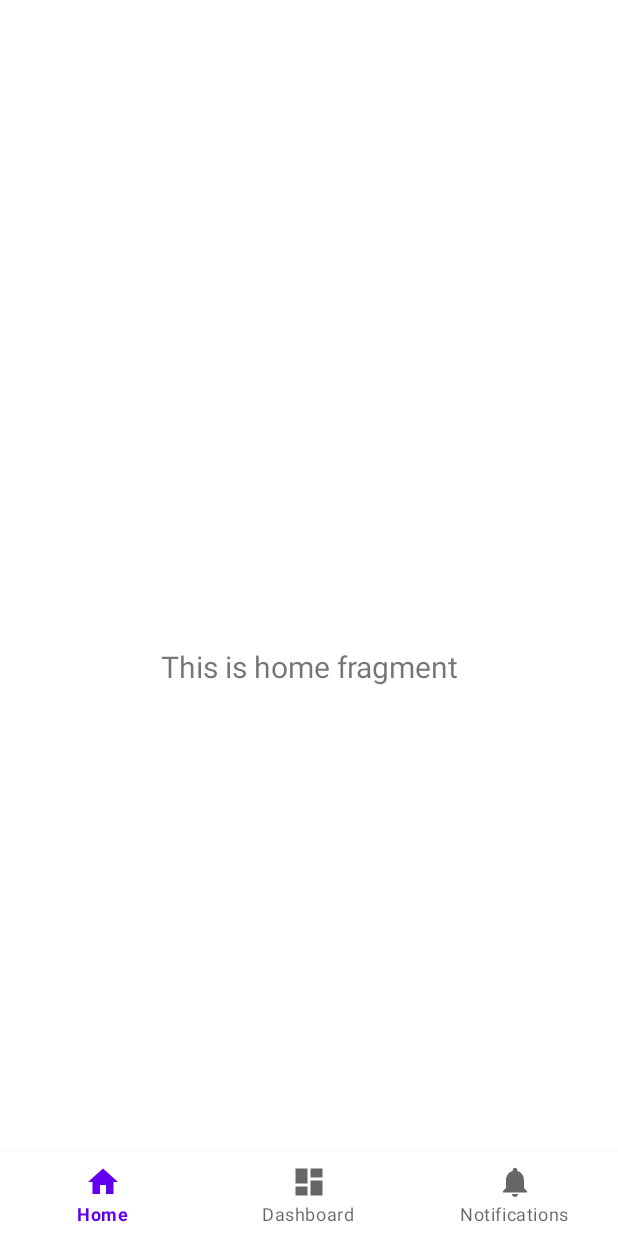
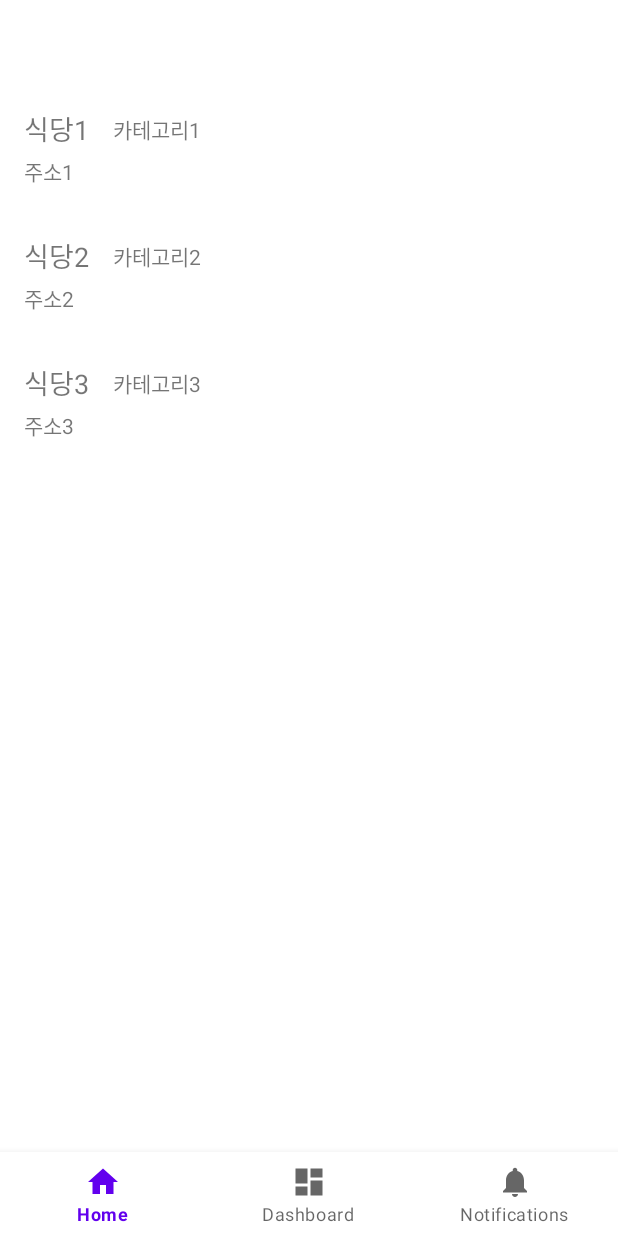
Before and after one commit to easter1000/flowcamp1, an Android app: the screen it shows after launch (MainActivity), on a phone screen of 412 x 824 dp. Run offline under Robolectric (Android 15) with nearby library versions, the phone set to English and light mode, and no system bars; our stand-ins replace navigation-ui.

Commit message:
feat: display dummy data list in HomeFragment

```diff
--- a/app/build.gradle.kts
+++ b/app/build.gradle.kts
@@ -43,6 +43,7 @@ dependencies {
     implementation(libs.lifecycle.viewmodel.ktx)
     implementation(libs.navigation.fragment)
     implementation(libs.navigation.ui)
+    implementation(libs.androidx.recyclerview)
     testImplementation(libs.junit)
     androidTestImplementation(libs.ext.junit)
     androidTestImplementation(libs.espresso.core)
--- /dev/null
+++ b/app/src/main/java/com/example/myapp/model/Place.java
@@ -0,0 +1,25 @@
+package com.example.myapp.model;
+
+public class Place {
+    private final String name;
+    private final String address;
+    private final String category;
+
+    public Place(String name, String address, String category) {
+        this.name = name;
+        this.address = address;
+        this.category = category;
+    }
+
+    public String getName() {
+        return name;
+    }
+
+    public String getAddress() {
+        return address;
+    }
+
+    public String getCategory() {
+        return category;
+    }
+}
--- /dev/null
+++ b/app/src/main/java/com/example/myapp/model/PlaceAdapter.java
@@ -0,0 +1,63 @@
+package com.example.myapp.model;
+
+import android.view.LayoutInflater;
+import android.view.View;
+import android.view.ViewGroup;
+import android.widget.TextView;
+import androidx.annotation.NonNull;
+import androidx.recyclerview.widget.RecyclerView;
+import com.example.myapp.R;
+import java.util.List;
+import java.util.ArrayList;
+
+public class PlaceAdapter extends RecyclerView.Adapter<PlaceAdapter.PlaceViewHolder> {
+
+    private List<Place> places;
+
+    public PlaceAdapter(List<Place> places) {
+        this.places = (places == null) ? new ArrayList<>() : places;
+    }
+
+    // ViewHolder: 각 아이템 뷰의 구성 요소를 보관
+    public static class PlaceViewHolder extends RecyclerView.ViewHolder {
+        TextView textViewPlaceName;
+        TextView textViewPlaceCategory;
+        TextView textViewPlaceAddress;
+
+        public PlaceViewHolder(@NonNull View itemView) {
+            super(itemView);
+            textViewPlaceName = itemView.findViewById(R.id.textViewPlaceName);
+            textViewPlaceCategory = itemView.findViewById(R.id.textViewPlaceCategory);
+            textViewPlaceAddress = itemView.findViewById(R.id.textViewPlaceAddress);
+        }
+
+        public void bind(final Place place) {
+            textViewPlaceName.setText(place.getName());
+            textViewPlaceCategory.setText(place.getCategory());
+            textViewPlaceAddress.setText(place.getAddress());
+        }
+    }
+
+    @NonNull
+    @Override
+    public PlaceViewHolder onCreateViewHolder(@NonNull ViewGroup parent, int viewType) {
+        View view = LayoutInflater.from(parent.getContext())
+                .inflate(R.layout.item_place, parent, false); // item_place.xml 인플레이트
+        return new PlaceViewHolder(view);
+    }
+
+    @Override
+    public void onBindViewHolder(@NonNull PlaceViewHolder holder, int position) {
+        holder.bind(places.get(position));
+    }
+
+    @Override
+    public int getItemCount() {
+        return places.size();
+    }
+
+    public void updateData(List<Place> newPlaces) {
+        this.places = (newPlaces == null) ? new ArrayList<>() : newPlaces;
+        notifyDataSetChanged(); // RecyclerView에 데이터 변경 알림 (전체 새로고침)
+    }
+}
--- a/app/src/main/java/com/example/myapp/ui/home/HomeFragment.java
+++ b/app/src/main/java/com/example/myapp/ui/home/HomeFragment.java
@@ -4,29 +4,65 @@ import android.os.Bundle;
 import android.view.LayoutInflater;
 import android.view.View;
 import android.view.ViewGroup;
-import android.widget.TextView;
+//import android.widget.TextView;
 
 import androidx.annotation.NonNull;
+import androidx.annotation.Nullable;
 import androidx.fragment.app.Fragment;
 import androidx.lifecycle.ViewModelProvider;
+import androidx.lifecycle.Observer;
+import androidx.recyclerview.widget.LinearLayoutManager;
 
 import com.example.myapp.databinding.FragmentHomeBinding;
+import com.example.myapp.model.Place;
+import com.example.myapp.model.PlaceAdapter;
+
+import java.util.ArrayList;
+import java.util.List;
 
 public class HomeFragment extends Fragment {
 
     private FragmentHomeBinding binding;
+    private PlaceAdapter placeAdapter;
+    private HomeViewModel homeViewModel;
 
     public View onCreateView(@NonNull LayoutInflater inflater,
                              ViewGroup container, Bundle savedInstanceState) {
-        HomeViewModel homeViewModel =
-                new ViewModelProvider(this).get(HomeViewModel.class);
+        homeViewModel = new ViewModelProvider(this).get(HomeViewModel.class);
 
         binding = FragmentHomeBinding.inflate(inflater, container, false);
-        View root = binding.getRoot();
-
+        /*
         final TextView textView = binding.textHome;
         homeViewModel.getText().observe(getViewLifecycleOwner(), textView::setText);
-        return root;
+        */
+        return binding.getRoot();
+    }
+
+    @Override
+    public void onViewCreated(@NonNull View view, @Nullable Bundle savedInstanceState) {
+        super.onViewCreated(view, savedInstanceState);
+        setupRecyclerView();
+        observeViewModel();
+    }
+
+    private void setupRecyclerView(){
+        // 어댑터 초기화 (처음에는 빈 리스트 또는 ViewModel의 초기값으로)
+        placeAdapter = new PlaceAdapter(new ArrayList<>());
+        binding.recyclerViewPlaces.setLayoutManager(new LinearLayoutManager(getContext()));
+        binding.recyclerViewPlaces.setAdapter(placeAdapter);
+    }
+
+    private void observeViewModel() {
+        // HomeViewModel에서 장소 목록 LiveData를 관찰
+        homeViewModel.getPlaces().observe(getViewLifecycleOwner(), new Observer<List<Place>>() {
+            @Override
+            public void onChanged(List<Place> places) {
+                // LiveData가 변경될 때마다 어댑터의 데이터 업데이트
+                if (placeAdapter != null && places != null ) {
+                    placeAdapter.updateData(places);
+                }
+            }
+        });
     }
 
     @Override
--- a/app/src/main/java/com/example/myapp/ui/home/HomeViewModel.java
+++ b/app/src/main/java/com/example/myapp/ui/home/HomeViewModel.java
@@ -3,17 +3,35 @@ package com.example.myapp.ui.home;
 import androidx.lifecycle.LiveData;
 import androidx.lifecycle.MutableLiveData;
 import androidx.lifecycle.ViewModel;
+import com.example.myapp.model.Place;
+import java.util.ArrayList;
+import java.util.List;
 
 public class HomeViewModel extends ViewModel {
 
-    private final MutableLiveData<String> mText;
+    //private final MutableLiveData<String> mText;
+    private final MutableLiveData<List<Place>> placesLiveData = new MutableLiveData<>();
 
     public HomeViewModel() {
-        mText = new MutableLiveData<>();
-        mText.setValue("This is home fragment");
+        //mText = new MutableLiveData<>();
+        //mText.setValue("This is home fragment");
+        loadPlacesData();
     }
 
-    public LiveData<String> getText() {
+    public LiveData<List<Place>> getPlaces() {
+        return placesLiveData;
+    }
+
+    private void loadPlacesData() {
+        List<Place> dummyList = new ArrayList<>();
+        dummyList.add(new Place("식당1", "주소1", "카테고리1"));
+        dummyList.add(new Place("식당2", "주소2", "카테고리2"));
+        dummyList.add(new Place("식당3", "주소3", "카테고리3"));
+        placesLiveData.setValue(dummyList);
+
+    }
+
+    /*public LiveData<String> getText() {
         return mText;
-    }
+    }*/
 }
--- a/app/src/main/res/layout/fragment_home.xml
+++ b/app/src/main/res/layout/fragment_home.xml
@@ -6,6 +6,7 @@
     android:layout_height="match_parent"
     tools:context=".ui.home.HomeFragment">
 
+    <!--
     <TextView
         android:id="@+id/text_home"
         android:layout_width="match_parent"
@@ -19,4 +20,16 @@
         app:layout_constraintEnd_toEndOf="parent"
         app:layout_constraintStart_toStartOf="parent"
         app:layout_constraintTop_toTopOf="parent" />
+    -->
+
+    <androidx.recyclerview.widget.RecyclerView
+        android:id="@+id/recyclerViewPlaces"
+        android:layout_width="0dp"
+        android:layout_height="0dp"
+        app:layout_constraintTop_toTopOf="parent"
+        app:layout_constraintBottom_toBottomOf="parent"
+        app:layout_constraintStart_toStartOf="parent"
+        app:layout_constraintEnd_toEndOf="parent"
+        tools:listitem="@layout/item_place" />
+
 </androidx.constraintlayout.widget.ConstraintLayout>
--- /dev/null
+++ b/app/src/main/res/layout/item_place.xml
@@ -0,0 +1,40 @@
+<?xml version="1.0" encoding="utf-8"?>
+<androidx.constraintlayout.widget.ConstraintLayout xmlns:android="http://schemas.android.com/apk/res/android"
+xmlns:app="http://schemas.android.com/apk/res-auto"
+xmlns:tools="http://schemas.android.com/tools"
+android:layout_width="match_parent"
+android:layout_height="wrap_content"
+android:padding="16dp"
+android:background="?android:attr/selectableItemBackground"> <!-- 클릭 효과 (선택) -->
+
+    <TextView
+        android:id="@+id/textViewPlaceName"
+        android:layout_width="wrap_content"
+        android:layout_height="wrap_content"
+        android:textSize="18sp"
+        app:layout_constraintStart_toStartOf="parent"
+        app:layout_constraintTop_toTopOf="parent"
+        tools:text="식당 이름" />
+
+    <TextView
+        android:id="@+id/textViewPlaceCategory"
+        android:layout_width="wrap_content"
+        android:layout_height="wrap_content"
+        android:layout_marginStart="16dp"
+        android:textSize="14sp"
+        app:layout_constraintStart_toEndOf="@id/textViewPlaceName"
+        app:layout_constraintTop_toTopOf="@id/textViewPlaceName"
+        app:layout_constraintBottom_toBottomOf="@id/textViewPlaceName"
+        tools:text="카테고리" />
+
+    <TextView
+        android:id="@+id/textViewPlaceAddress"
+        android:layout_width="0dp"
+        android:layout_height="wrap_content"
+        android:layout_marginTop="4dp"
+        android:textSize="14sp"
+        app:layout_constraintStart_toStartOf="parent"
+        app:layout_constraintTop_toBottomOf="@id/textViewPlaceName"
+        tools:text="식당 주소 123" />
+
+</androidx.constraintlayout.widget.ConstraintLayout>
--- a/gradle/libs.versions.toml
+++ b/gradle/libs.versions.toml
@@ -10,6 +10,7 @@ lifecycleLivedataKtx = "2.6.1"
 lifecycleViewmodelKtx = "2.6.1"
 navigationFragment = "2.6.0"
 navigationUi = "2.6.0"
+recyclerView = "1.4.0"
 
 [libraries]
 junit = { group = "junit", name = "junit", version.ref = "junit" }
@@ -22,6 +23,7 @@ lifecycle-livedata-ktx = { group = "androidx.lifecycle", name = "lifecycle-lived
 lifecycle-viewmodel-ktx = { group = "androidx.lifecycle", name = "lifecycle-viewmodel-ktx", version.ref = "lifecycleViewmodelKtx" }
 navigation-fragment = { group = "androidx.navigation", name = "navigation-fragment", version.ref = "navigationFragment" }
 navigation-ui = { group = "androidx.navigation", name = "navigation-ui", version.ref = "navigationUi" }
+androidx-recyclerview = { group = "androidx.recyclerview", name = "recyclerview", version.ref = "recyclerView" }
 
 [plugins]
 android-application = { id = "com.android.application", version.ref = "agp" }
```
